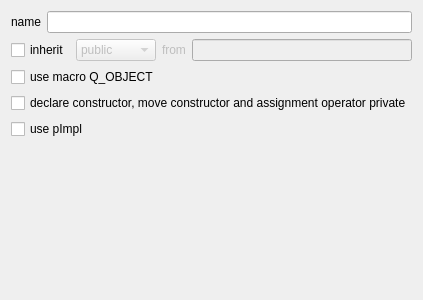
The window that CodeCreator/GeneratorClass.ui (Ulle84/UllesSourceCode) describes before a commit, drawn with Qt 5.
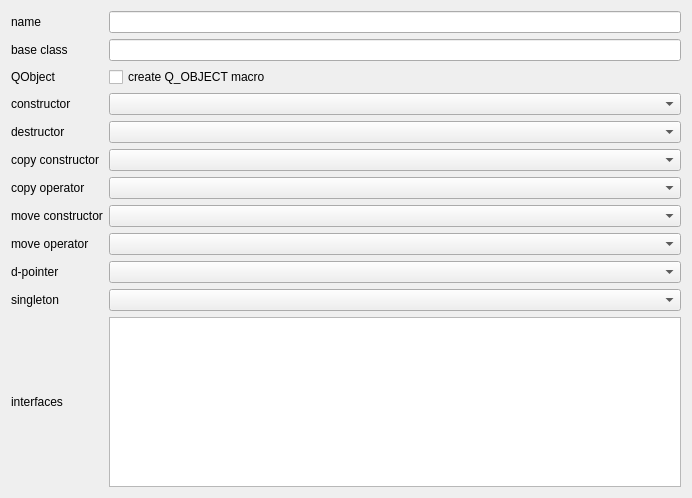
The same window after the commit. Custom widgets are drawn as their Qt base class.

The edit to the form file:
```diff
--- a/CodeCreator/GeneratorClass.ui
+++ b/CodeCreator/GeneratorClass.ui
@@ -6,8 +6,8 @@
    <rect>
     <x>0</x>
     <y>0</y>
-    <width>400</width>
-    <height>300</height>
+    <width>692</width>
+    <height>498</height>
    </rect>
   </property>
   <property name="windowTitle">
@@ -15,116 +15,156 @@
   </property>
   <layout class="QVBoxLayout" name="verticalLayout">
    <item>
-    <layout class="QHBoxLayout" name="horizontalLayout">
-     <item>
+    <layout class="QGridLayout" name="gridLayout">
+     <item row="2" column="1">
+      <layout class="QVBoxLayout" name="verticalLayout_2">
+       <item>
+        <widget class="QCheckBox" name="checkBoxQObjectMacro">
+         <property name="text">
+          <string>create Q_OBJECT macro</string>
+         </property>
+        </widget>
+       </item>
+      </layout>
+     </item>
+     <item row="0" column="1">
+      <widget class="QLineEdit" name="lineEditName"/>
+     </item>
+     <item row="7" column="0">
+      <widget class="QLabel" name="label_9">
+       <property name="text">
+        <string>move constructor</string>
+       </property>
+      </widget>
+     </item>
+     <item row="1" column="0">
+      <widget class="QLabel" name="label_2">
+       <property name="text">
+        <string>base class</string>
+       </property>
+      </widget>
+     </item>
+     <item row="6" column="0">
+      <widget class="QLabel" name="label_8">
+       <property name="text">
+        <string>copy operator</string>
+       </property>
+      </widget>
+     </item>
+     <item row="11" column="0">
+      <widget class="QLabel" name="label_3">
+       <property name="text">
+        <string>interfaces</string>
+       </property>
+      </widget>
+     </item>
+     <item row="1" column="1">
+      <widget class="QLineEdit" name="lineEditBaseClass"/>
+     </item>
+     <item row="5" column="0">
+      <widget class="QLabel" name="label_7">
+       <property name="text">
+        <string>copy constructor</string>
+       </property>
+      </widget>
+     </item>
+     <item row="0" column="0">
       <widget class="QLabel" name="label">
        <property name="text">
         <string>name</string>
        </property>
       </widget>
      </item>
-     <item>
-      <widget class="QLineEdit" name="lineEditName"/>
+     <item row="11" column="1">
+      <widget class="QPlainTextEdit" name="plainTextEdit"/>
      </item>
-    </layout>
-   </item>
-   <item>
-    <layout class="QHBoxLayout" name="horizontalLayout_3">
-     <item>
-      <widget class="QCheckBox" name="checkBoxInherit">
+     <item row="3" column="0">
+      <widget class="QLabel" name="label_5">
        <property name="text">
-        <string>inherit</string>
+        <string>constructor</string>
        </property>
       </widget>
      </item>
-     <item>
-      <widget class="QWidget" name="widgetInheritance" native="true">
-       <property name="enabled">
-        <bool>false</bool>
+     <item row="4" column="0">
+      <widget class="QLabel" name="label_6">
+       <property name="text">
+        <string>destructor</string>
        </property>
-       <layout class="QHBoxLayout" name="horizontalLayout_2">
-        <property name="leftMargin">
-         <number>0</number>
-        </property>
-        <property name="topMargin">
-         <number>0</number>
-        </property>
-        <property name="rightMargin">
-         <number>0</number>
-        </property>
-        <property name="bottomMargin">
-         <number>0</number>
-        </property>
-        <item>
-         <widget class="QComboBox" name="comboBoxType">
-          <item>
-           <property name="text">
-            <string notr="true">public</string>
-           </property>
-          </item>
-          <item>
-           <property name="text">
-            <string notr="true">protected</string>
-           </property>
-          </item>
-          <item>
-           <property name="text">
-            <string notr="true">private</string>
-           </property>
-          </item>
-         </widget>
-        </item>
-        <item>
-         <widget class="QLabel" name="label_2">
-          <property name="text">
-           <string>from</string>
-          </property>
-         </widget>
-        </item>
-        <item>
-         <widget class="QLineEdit" name="lineEditBaseClass"/>
-        </item>
-       </layout>
       </widget>
      </item>
+     <item row="3" column="1">
+      <widget class="DeclarationTypeSelector" name="constructor"/>
+     </item>
+     <item row="2" column="0">
+      <widget class="QLabel" name="label_4">
+       <property name="text">
+        <string>QObject</string>
+       </property>
+      </widget>
+     </item>
+     <item row="8" column="0">
+      <widget class="QLabel" name="label_10">
+       <property name="text">
+        <string>move operator</string>
+       </property>
+      </widget>
+     </item>
+     <item row="5" column="1">
+      <widget class="DeclarationTypeSelector" name="copyConstructor"/>
+     </item>
+     <item row="4" column="1">
+      <widget class="DeclarationTypeSelector" name="destructor"/>
+     </item>
+     <item row="6" column="1">
+      <widget class="DeclarationTypeSelector" name="copyOperator"/>
+     </item>
+     <item row="7" column="1">
+      <widget class="DeclarationTypeSelector" name="moveConstructor"/>
+     </item>
+     <item row="8" column="1">
+      <widget class="DeclarationTypeSelector" name="moveOperator"/>
+     </item>
+     <item row="9" column="0">
+      <widget class="QLabel" name="label_11">
+       <property name="text">
+        <string>d-pointer</string>
+       </property>
+      </widget>
+     </item>
+     <item row="9" column="1">
+      <widget class="DPointerTypeSelector" name="comboBox"/>
+     </item>
+     <item row="10" column="0">
+      <widget class="QLabel" name="label_12">
+       <property name="text">
+        <string>singleton</string>
+       </property>
+      </widget>
+     </item>
+     <item row="10" column="1">
+      <widget class="SingletonTypeSelector" name="comboBox_2"/>
+     </item>
     </layout>
    </item>
-   <item>
-    <widget class="QCheckBox" name="checkBoxQObject">
-     <property name="text">
-      <string>use macro Q_OBJECT</string>
-     </property>
-    </widget>
-   </item>
-   <item>
-    <widget class="QCheckBox" name="checkBoxDisableCopy">
-     <property name="text">
-      <string>declare constructor, move constructor and assignment operator private</string>
-     </property>
-    </widget>
-   </item>
-   <item>
-    <widget class="QCheckBox" name="checkBoxUsePimpl">
-     <property name="text">
-      <string>use pImpl</string>
-     </property>
-    </widget>
-   </item>
-   <item>
-    <spacer name="verticalSpacer">
-     <property name="orientation">
-      <enum>Qt::Vertical</enum>
-     </property>
-     <property name="sizeHint" stdset="0">
-      <size>
-       <width>20</width>
-       <height>131</height>
-      </size>
-     </property>
-    </spacer>
-   </item>
   </layout>
  </widget>
+ <customwidgets>
+  <customwidget>
+   <class>DeclarationTypeSelector</class>
+   <extends>QComboBox</extends>
+   <header>DeclarationTypeSelector.h</header>
+  </customwidget>
+  <customwidget>
+   <class>DPointerTypeSelector</class>
+   <extends>QComboBox</extends>
+   <header>DPointerTypeSelector.h</header>
+  </customwidget>
+  <customwidget>
+   <class>SingletonTypeSelector</class>
+   <extends>QComboBox</extends>
+   <header>SingletonTypeSelector.h</header>
+  </customwidget>
+ </customwidgets>
  <resources/>
  <connections/>
 </ui>
```
